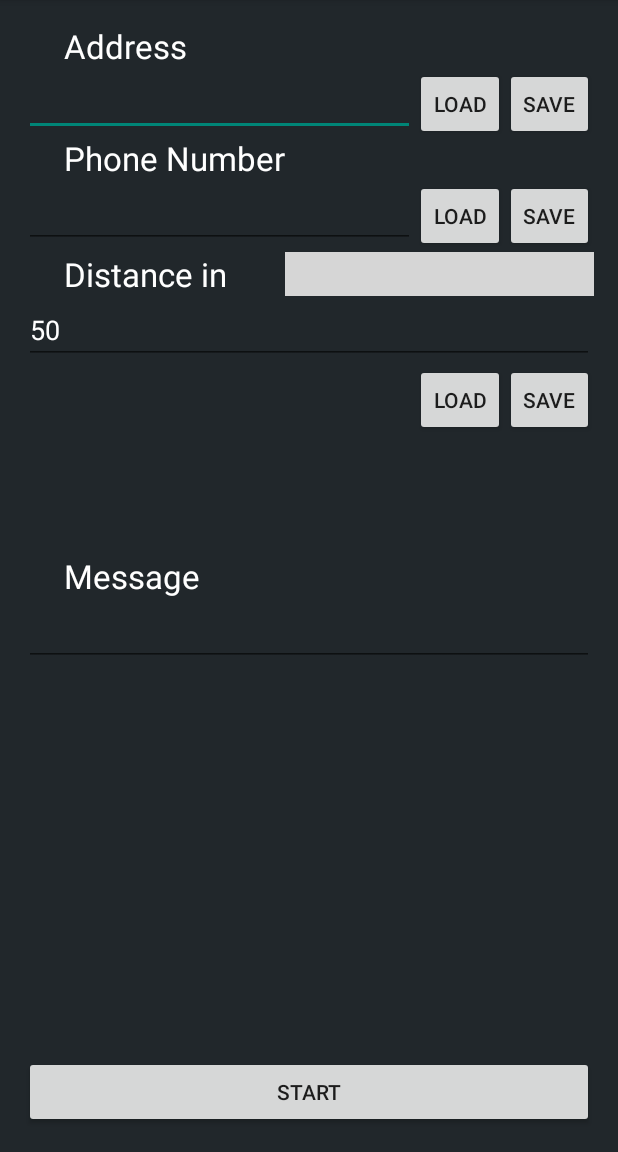
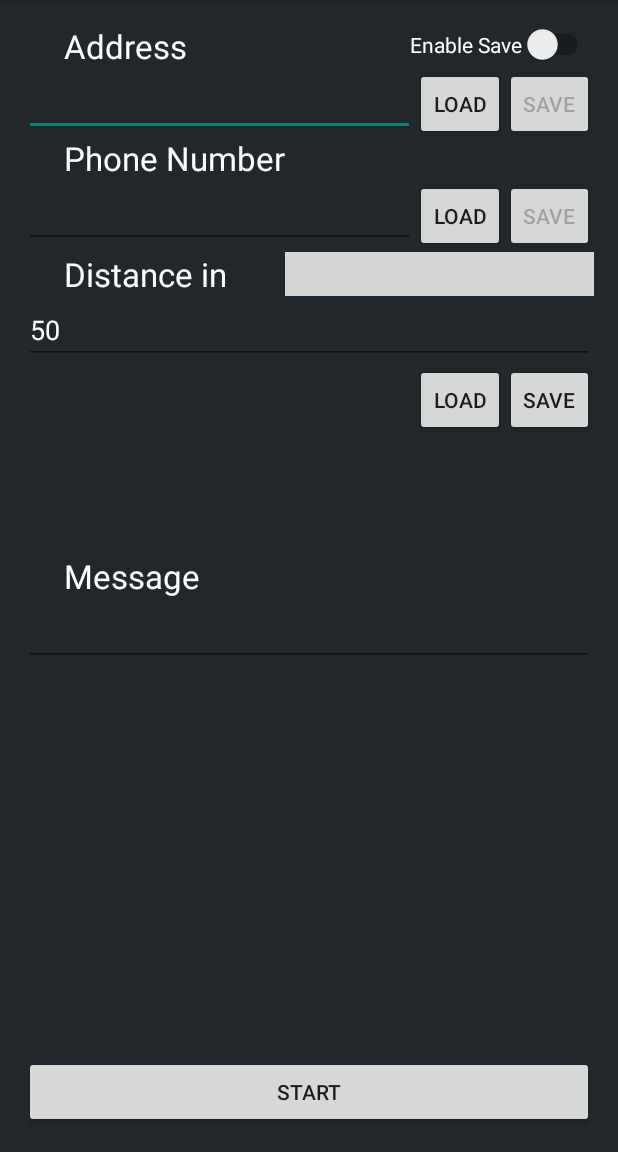
Before and after one commit to StevenPG/RoundTheCorner, an Android app: the screen it shows after launch (MainActivity), on a phone screen of 412 x 824 dp, the part 84-1236 px from its top. Run offline under Robolectric (Android 15) with nearby library versions, the phone set to English and light mode, and no system bars; grey boxes are pictures that could not be loaded.

Commit message:
Final code sync, next just need to add new icons

```diff
--- a/app/src/main/res/layout/activity_main.xml
+++ b/app/src/main/res/layout/activity_main.xml
@@ -130,7 +130,8 @@
         android:layout_below="@+id/PhoneNumberLabel"
         android:layout_alignParentRight="true"
         android:layout_alignParentEnd="true"
-        android:onClick="savePhoneNumber" />
+        android:onClick="savePhoneNumber"
+        android:enabled="false" />
 
     <Button
         style="?android:attr/buttonStyleSmall"
@@ -164,7 +165,8 @@
         android:layout_alignTop="@+id/AddressEdit"
         android:layout_alignRight="@+id/PhoneSaveButton"
         android:layout_alignEnd="@+id/PhoneSaveButton"
-        android:onClick="saveAddress" />
+        android:onClick="saveAddress"
+        android:enabled="false" />
 
     <Spinner
         android:layout_width="wrap_content"
@@ -197,6 +199,20 @@
         android:layout_below="@+id/DistanceEdit"
         android:layout_alignLeft="@+id/PhoneSaveButton"
         android:layout_alignStart="@+id/PhoneSaveButton"
-        android:onClick="saveMessage" />
+        android:onClick="saveMessage"
+        android:enabled="true" />
+
+    <Switch
+        android:layout_width="wrap_content"
+        android:layout_height="wrap_content"
+        android:text="Enable Save"
+        android:id="@+id/switch1"
+        android:layout_alignParentTop="true"
+        android:layout_alignRight="@+id/AddressSaveButton"
+        android:layout_alignEnd="@+id/AddressSaveButton"
+        android:onClick="enableSave"
+        android:enabled="true"
+        android:checked="false"
+        android:textColor="#ffffffff" />
 
 </RelativeLayout>
```
Also changed, not shown: app/src/main/java/com/stevenpg/roundthecorner/MainActivity.java (+21 -0 lines), 1 other file.
